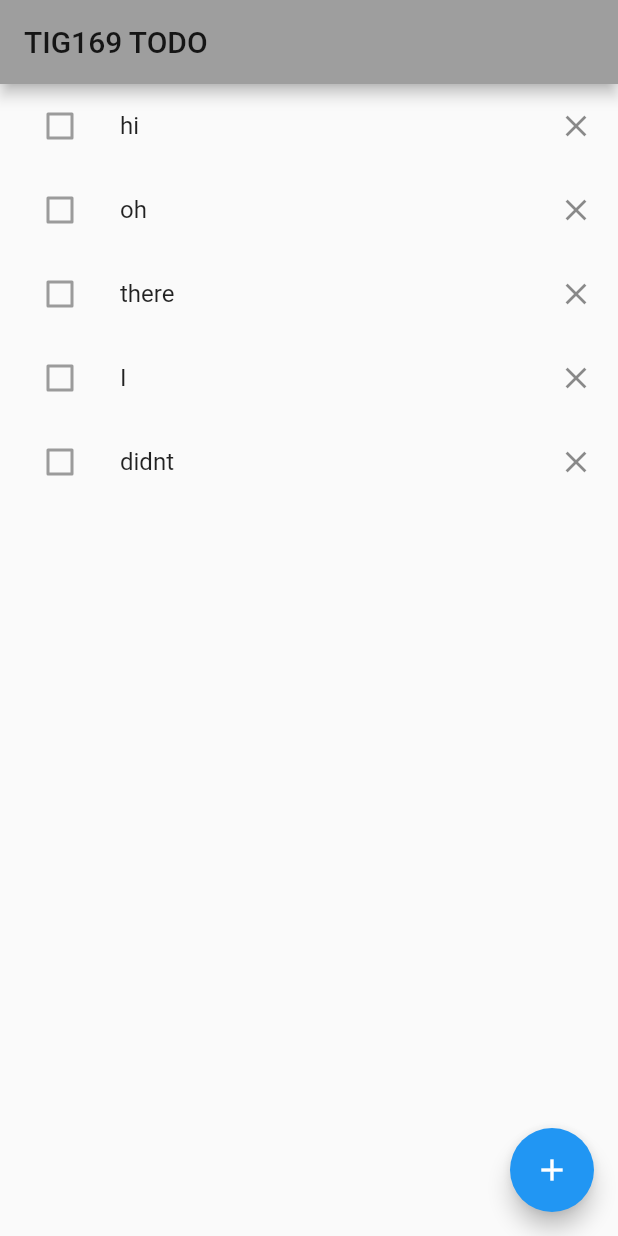
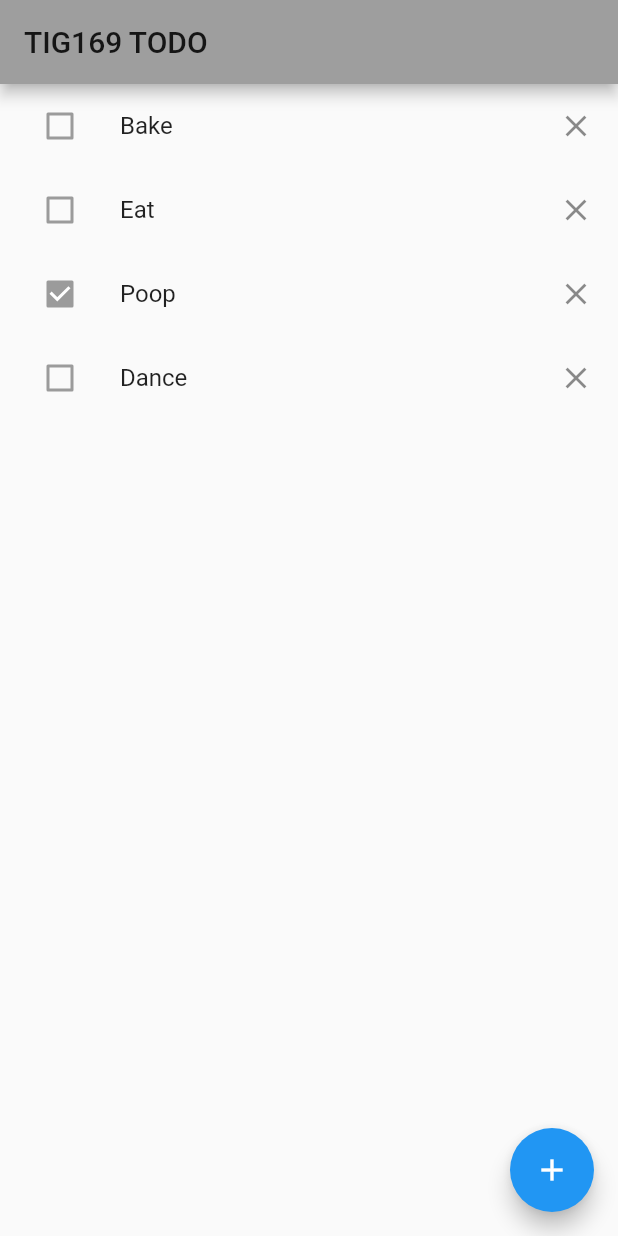
Before and after one commit to IngelaRossing/flutterAssignment, a Flutter app: the screen it shows after launch, on a phone screen of 412 x 824 dp. Run offline on Flutter 3.47's test engine with Material 2 defaults, Android fonts, the phone set to English and light mode, and no system bars.

Commit message:
List of Todo

```diff
--- a/lib/main.dart
+++ b/lib/main.dart
@@ -18,6 +18,13 @@ class TodoApp extends StatelessWidget {
   }
 }
 
+class Todo {
+  final String task;
+  final bool finished;
+
+  Todo(this.task, this.finished);
+}
+
 class TodoList extends StatefulWidget {
   @override
   createState() => TodoListState();
@@ -26,7 +33,14 @@ class TodoList extends StatefulWidget {
 // A page where we display all of our items
 class TodoListState extends State<TodoList> {
 
-  List<String> todos = ['hi', 'oh', 'there', 'I', 'didnt'];
+  List<Todo> todos = [];
+
+  TodoListState() {
+    todos.add(Todo('Bake', false));
+    todos.add(Todo('Eat', false));
+    todos.add(Todo('Poop', true));
+    todos.add(Todo('Dance', false));
+  }
 
   @override
   Widget build(BuildContext context) {
@@ -42,8 +56,8 @@ class TodoListState extends State<TodoList> {
         itemCount: todos.length,
         itemBuilder: (BuildContext context,int index){
           return ListTile(
-            leading: Checkbox(value: false,), //do something
-            title: Text("${todos[index]}"),
+            leading: Checkbox(value: todos[index].finished,), //do something
+            title: Text(todos[index].task),
             trailing: Icon(Icons.clear), //do something
           );
         }
```
